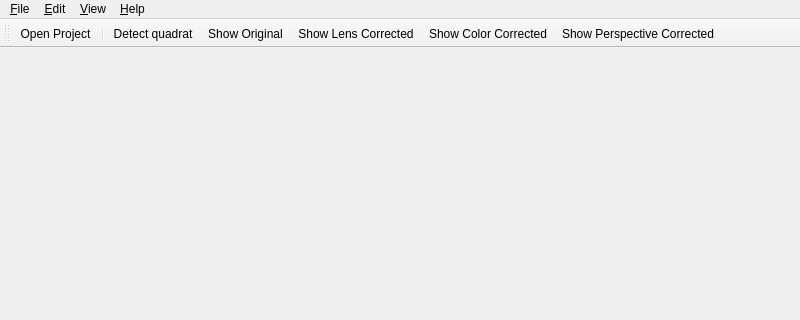
Before: the Qt Designer form src/preprocessor/gui/main.ui in CAMBioMed/preprocessor, drawn with Qt 5; both pictures show x 0 to 800 and y 0 to 320 of the 800 by 600 pixel window.
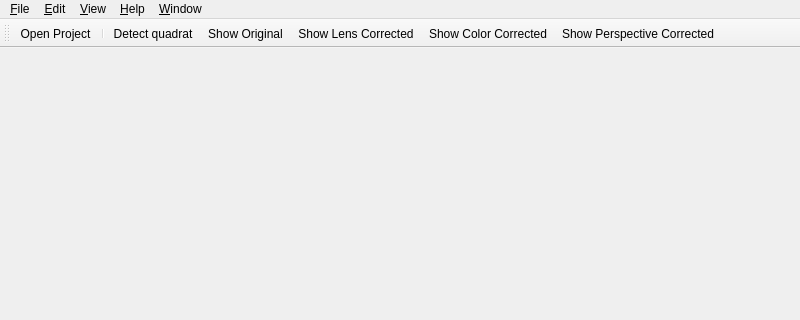
After: the same form once the commit is applied. Icons and pictures are not drawn.

Commit message: Add Window menu allow showing docks/panels

What changed in the file:
```diff
--- a/src/preprocessor/gui/main.ui
+++ b/src/preprocessor/gui/main.ui
@@ -57,10 +57,18 @@
     </property>
     <addaction name="menuEdit_DetectQuadrat"/>
    </widget>
+   <widget class="QMenu" name="menuWindow">
+    <property name="title">
+     <string>&amp;Window</string>
+    </property>
+    <addaction name="menuWindow_ShowThumbnailsPanel"/>
+    <addaction name="menuWindow_ShowEditorPanel"/>
+   </widget>
    <addaction name="menuFile"/>
    <addaction name="menuEdit"/>
    <addaction name="menuView"/>
    <addaction name="menuHelp"/>
+   <addaction name="menuWindow"/>
   </widget>
   <widget class="QStatusBar" name="statusbar"/>
   <widget class="QToolBar" name="toolBar">
```
Left out of the diff: 10 changed lines with no effect on the pictures. The commit also changes 2 other files.
